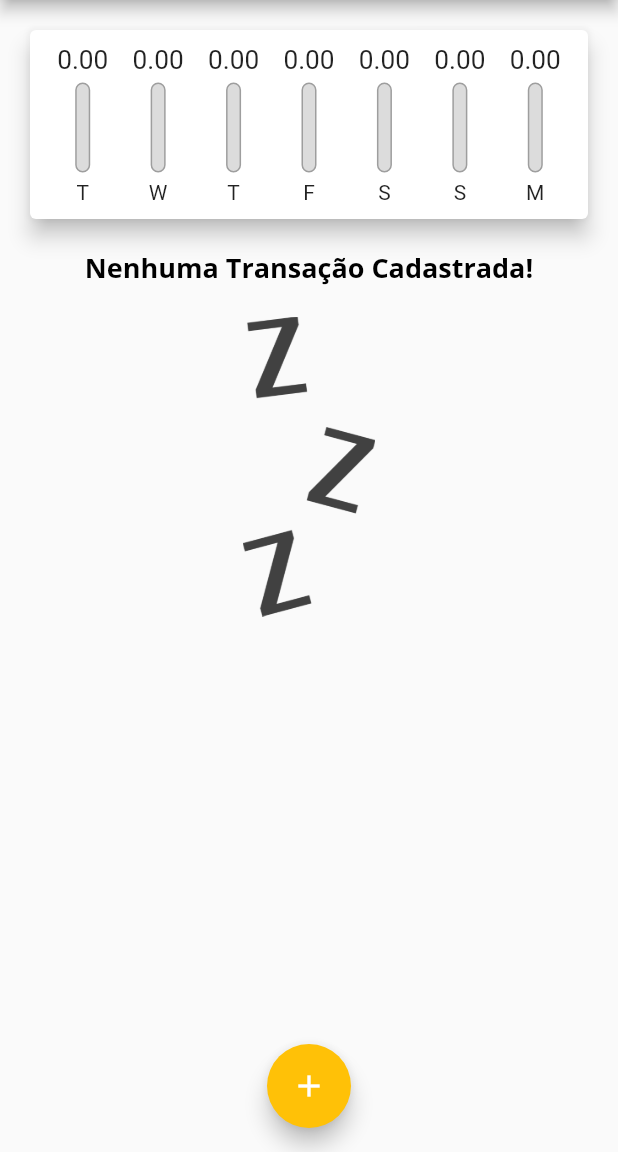
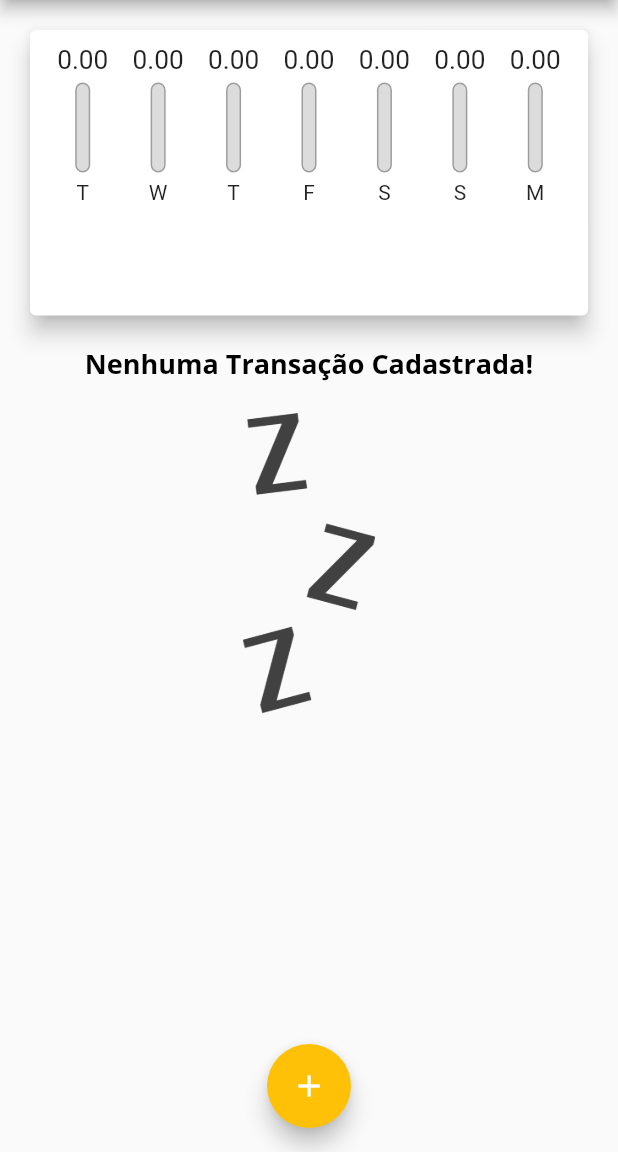
Before and after one commit to KaremSouza12/expenses, a Flutter app: the screen it shows after launch, on a phone screen of 412 x 824 dp, the part 84-1236 px from its top. Run offline on Flutter 3.47's test engine with Material 2 defaults, Android fonts, the phone set to English and light mode, and no system bars.

Commit message:
mediaquery

```diff
--- a/lib/main.dart
+++ b/lib/main.dart
@@ -128,8 +128,7 @@ class _MyHomePageState extends State<MyHomePage> {
 
   @override
   Widget build(BuildContext context) {
-    return Scaffold(
-      appBar: AppBar(
+    final appBar = AppBar(
       title: const Text('Despesas Pessoais'),
       actions: [
         IconButton(
@@ -137,15 +136,26 @@ class _MyHomePageState extends State<MyHomePage> {
           onPressed: () => _openTransactionFormModal(context),
         ),
       ],
-      ),
+    );
+    final availableize = MediaQuery.of(context).size.height -
+        appBar.preferredSize.height -
+        MediaQuery.of(context).padding.top;
+    return Scaffold(
+      appBar: appBar,
       body: SingleChildScrollView(
         child: Column(
           crossAxisAlignment: CrossAxisAlignment.stretch,
           children: [
-            Chart(_recentTransactions),
-            TransactinList(
+            SizedBox(
+              height: availableize * 0.3,
+              child: Chart(_recentTransactions),
+            ),
+            SizedBox(
+              height: availableize * 0.7,
+              child: TransactinList(
                 transaction: _transactions,
                 onRemove: _removeTransaction,
+              ),
             )
           ],
         ),
```
Lines whose indentation alone changed are shown as unchanged.
